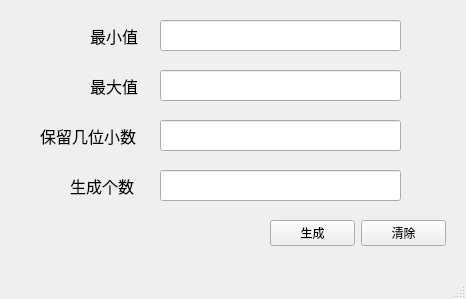
Qt form main.ui (hengdai/pyapp) before a commit.
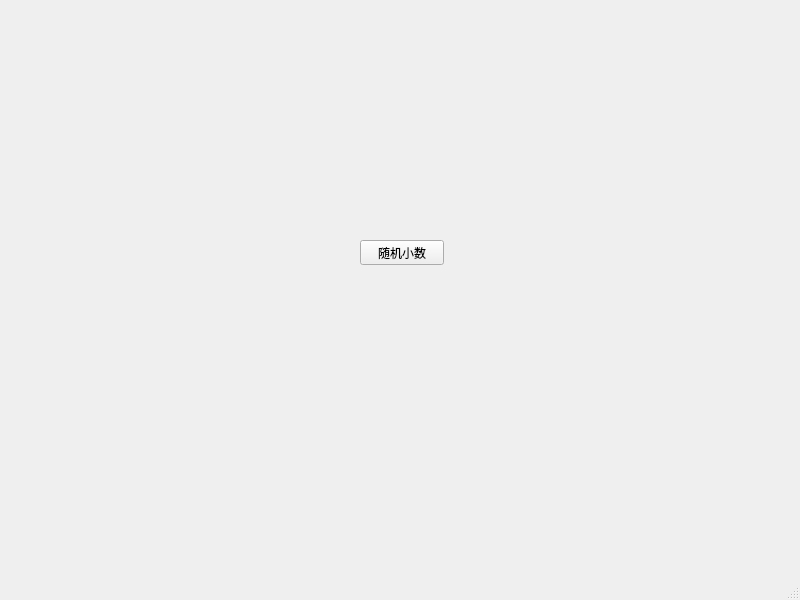
The same form after that commit.

Commit message: rand decimal

Patch:
```diff
--- a/main.ui
+++ b/main.ui
@@ -6,157 +6,25 @@
    <rect>
     <x>0</x>
     <y>0</y>
-    <width>466</width>
-    <height>299</height>
+    <width>800</width>
+    <height>600</height>
    </rect>
   </property>
   <property name="windowTitle">
    <string>MainWindow</string>
   </property>
   <widget class="QWidget" name="centralwidget">
-   <widget class="QWidget" name="verticalLayoutWidget">
+   <widget class="QPushButton" name="btn_rand_decimals">
     <property name="geometry">
      <rect>
-      <x>270</x>
-      <y>220</y>
-      <width>176</width>
-      <height>27</height>
+      <x>360</x>
+      <y>240</y>
+      <width>84</width>
+      <height>25</height>
      </rect>
     </property>
-    <layout class="QHBoxLayout" name="horizontalLayout">
-     <item>
-      <widget class="QPushButton" name="generate">
-       <property name="text">
-        <string>生成</string>
-       </property>
-      </widget>
-     </item>
-     <item>
-      <widget class="QPushButton" name="clear">
-       <property name="text">
-        <string>清除</string>
-       </property>
-      </widget>
-     </item>
-    </layout>
-   </widget>
-   <widget class="QLineEdit" name="min">
-    <property name="geometry">
-     <rect>
-      <x>160</x>
-      <y>20</y>
-      <width>241</width>
-      <height>31</height>
-     </rect>
-    </property>
-    <property name="placeholderText">
-     <string/>
-    </property>
-   </widget>
-   <widget class="QLineEdit" name="keep">
-    <property name="geometry">
-     <rect>
-      <x>160</x>
-      <y>120</y>
-      <width>241</width>
-      <height>31</height>
-     </rect>
-    </property>
-   </widget>
-   <widget class="QLineEdit" name="max">
-    <property name="geometry">
-     <rect>
-      <x>160</x>
-      <y>70</y>
-      <width>241</width>
-      <height>31</height>
-     </rect>
-    </property>
-   </widget>
-   <widget class="QLineEdit" name="count">
-    <property name="geometry">
-     <rect>
-      <x>160</x>
-      <y>170</y>
-      <width>241</width>
-      <height>31</height>
-     </rect>
-    </property>
-   </widget>
-   <widget class="QLabel" name="label_4">
-    <property name="geometry">
-     <rect>
-      <x>70</x>
-      <y>170</y>
-      <width>71</width>
-      <height>31</height>
-     </rect>
-    </property>
-    <property name="font">
-     <font>
-      <family>Agency FB</family>
-      <pointsize>12</pointsize>
-     </font>
-    </property>
     <property name="text">
-     <string>生成个数</string>
-    </property>
-   </widget>
-   <widget class="QLabel" name="label_5">
-    <property name="geometry">
-     <rect>
-      <x>90</x>
-      <y>20</y>
-      <width>61</width>
-      <height>31</height>
-     </rect>
-    </property>
-    <property name="font">
-     <font>
-      <family>Agency FB</family>
-      <pointsize>12</pointsize>
-     </font>
-    </property>
-    <property name="text">
-     <string>最小值</string>
-    </property>
-   </widget>
-   <widget class="QLabel" name="label_6">
-    <property name="geometry">
-     <rect>
-      <x>90</x>
-      <y>70</y>
-      <width>61</width>
-      <height>31</height>
-     </rect>
-    </property>
-    <property name="font">
-     <font>
-      <family>Agency FB</family>
-      <pointsize>12</pointsize>
-     </font>
-    </property>
-    <property name="text">
-     <string>最大值</string>
-    </property>
-   </widget>
-   <widget class="QLabel" name="label_7">
-    <property name="geometry">
-     <rect>
-      <x>40</x>
-      <y>120</y>
-      <width>111</width>
-      <height>31</height>
-     </rect>
-    </property>
-    <property name="font">
-     <font>
-      <family>Agency FB</family>
-      <pointsize>12</pointsize>
-     </font>
-    </property>
-    <property name="text">
-     <string>保留几位小数</string>
+     <string>随机小数</string>
     </property>
    </widget>
   </widget>
```
Left out of the diff: 2 changed lines with no effect on the pictures. The commit also changes 9 other files.
